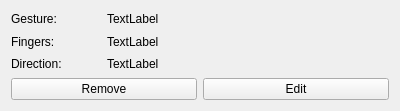
Raffarti/Touchegg-gce, file button.ui: the form before one commit.
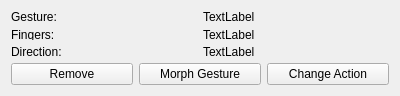
The form after the commit.

Commit message: Added "Morph Gesture" option.

```diff
--- a/button.ui
+++ b/button.ui
@@ -7,7 +7,7 @@
     <x>0</x>
     <y>0</y>
     <width>400</width>
-    <height>111</height>
+    <height>96</height>
    </rect>
   </property>
   <property name="sizePolicy">
@@ -27,6 +27,8 @@
   </property>
   <layout class="QGridLayout" name="gridLayout">
    <item row="0" column="0">
+    <layout class="QHBoxLayout" name="horizontalLayout">
+     <item>
     <layout class="QGridLayout" name="gridLayout_4">
      <item row="2" column="0">
       <widget class="QLabel" name="label_3">
@@ -37,6 +39,12 @@
      </item>
      <item row="4" column="1">
       <widget class="QLabel" name="ld">
+         <property name="sizePolicy">
+          <sizepolicy hsizetype="Preferred" vsizetype="Preferred">
+           <horstretch>0</horstretch>
+           <verstretch>0</verstretch>
+          </sizepolicy>
+         </property>
        <property name="text">
         <string>TextLabel</string>
        </property>
@@ -51,6 +59,12 @@
      </item>
      <item row="2" column="1">
       <widget class="QLabel" name="lf">
+         <property name="sizePolicy">
+          <sizepolicy hsizetype="Preferred" vsizetype="Preferred">
+           <horstretch>0</horstretch>
+           <verstretch>0</verstretch>
+          </sizepolicy>
+         </property>
        <property name="text">
         <string>TextLabel</string>
        </property>
@@ -58,6 +72,12 @@
      </item>
      <item row="0" column="1">
       <widget class="QLabel" name="lg">
+         <property name="sizePolicy">
+          <sizepolicy hsizetype="Preferred" vsizetype="Preferred">
+           <horstretch>0</horstretch>
+           <verstretch>0</verstretch>
+          </sizepolicy>
+         </property>
        <property name="text">
         <string>TextLabel</string>
        </property>
@@ -72,22 +92,47 @@
      </item>
     </layout>
    </item>
+     <item>
+      <layout class="QGridLayout" name="optionLayout"/>
+     </item>
+    </layout>
+   </item>
    <item row="1" column="0">
+    <layout class="QHBoxLayout" name="horizontalLayout_2">
+     <item>
     <widget class="QPushButton" name="pushButton">
      <property name="text">
       <string>Remove</string>
      </property>
     </widget>
    </item>
-   <item row="0" column="1">
-    <layout class="QGridLayout" name="optionLayout"/>
-   </item>
-   <item row="1" column="1">
+     <item>
+      <widget class="QPushButton" name="pushButton_3">
+       <property name="sizePolicy">
+        <sizepolicy hsizetype="Minimum" vsizetype="Fixed">
+         <horstretch>0</horstretch>
+         <verstretch>0</verstretch>
+        </sizepolicy>
+       </property>
+       <property name="toolTip">
+        <string>Change gesture keeping the same action.</string>
+       </property>
+       <property name="accessibleName">
+        <string/>
+       </property>
+       <property name="text">
+        <string>Morph Gesture</string>
+       </property>
+      </widget>
+     </item>
+     <item>
     <widget class="QPushButton" name="pushButton_2">
      <property name="text">
-      <string>Edit</string>
-     </property>
-    </widget>
+        <string>Change Action</string>
+       </property>
+      </widget>
+     </item>
+    </layout>
    </item>
   </layout>
  </widget>
```
Lines whose indentation alone changed are shown as unchanged. The commit also changes 8 other files.
